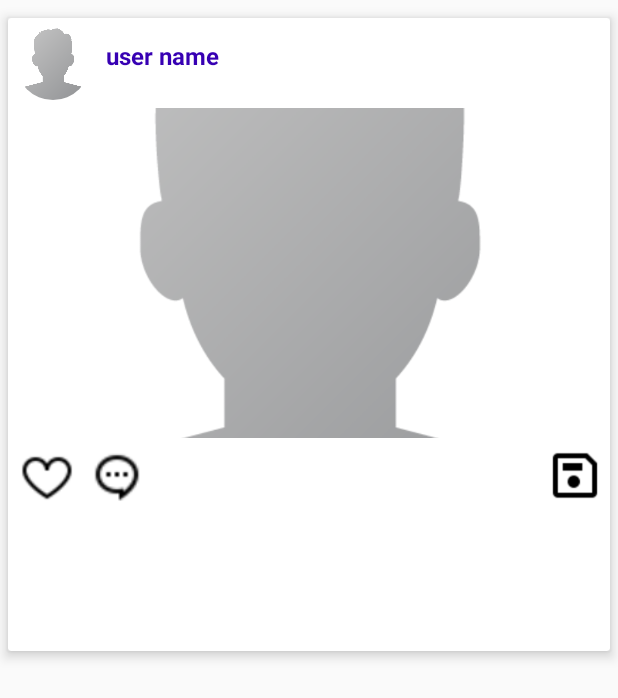
After one commit to vpscnoticeboard/Notice-Board, an Android app: the layout posts_layout.xml on its own in the app's theme, with its tools: preview values and no code run, on a phone screen of 412 x 824 dp. The commit adds this screen. Shown: the top 698 px of the screen. Run offline under Robolectric (Android 15) with nearby library versions, the phone set to English and light mode, and no system bars.

Commit message:
notice board 15.s

```diff
--- a/app/src/main/java/com/example/projrctlogin/AddPostActivity.kt
+++ b/app/src/main/java/com/example/projrctlogin/AddPostActivity.kt
@@ -47,7 +47,7 @@ class AddPostActivity : AppCompatActivity() {
         }
 
         CropImage.activity()
-            .setAspectRatio(2,1)
+            .setAspectRatio(5,5)
             .start(this@AddPostActivity)
 
     }
@@ -69,7 +69,7 @@ class AddPostActivity : AppCompatActivity() {
         {
 
             imageuri ==null -> Toast.makeText(this,"Please select image first",Toast.LENGTH_LONG).show()
-            TextUtils.isEmpty(discription_post.text.toString()) -> Toast.makeText(this,"Discripton Is Empty",Toast.LENGTH_LONG).show()
+            //TextUtils.isEmpty(discription_post.text.toString()) -> Toast.makeText(this,"Discripton Is Empty",Toast.LENGTH_LONG).show()
 
 
             else ->{
--- /dev/null
+++ b/app/src/main/res/layout/posts_layout.xml
@@ -0,0 +1,143 @@
+<?xml version="1.0" encoding="utf-8"?>
+<androidx.cardview.widget.CardView xmlns:android="http://schemas.android.com/apk/res/android"
+    xmlns:app="http://schemas.android.com/apk/res-auto"
+    android:orientation="vertical"
+    android:layout_width="match_parent"
+    android:layout_height="wrap_content"
+    android:layout_marginTop="12dp"
+    android:layout_marginLeft="5dp"
+    android:layout_marginRight="5dp"
+    app:cardElevation="5dp">
+
+
+    <LinearLayout
+        android:layout_width="match_parent"
+        android:layout_height="wrap_content"
+        android:orientation="vertical">
+
+
+        <LinearLayout
+            android:id="@+id/linear1"
+            android:layout_width="match_parent"
+            android:layout_height="wrap_content"
+            android:orientation="horizontal">
+
+            <de.hdodenhof.circleimageview.CircleImageView
+                android:id="@+id/user_profile_image_post"
+                android:layout_width="60dp"
+                android:layout_height="60dp"
+                android:src="@drawable/profile"
+                android:padding="5dp"/>
+
+            <TextView
+                android:id="@+id/user_name_post"
+                android:layout_width="wrap_content"
+                android:layout_height="wrap_content"
+                android:text="user name"
+                android:textSize="16sp"
+                android:textStyle="bold"
+                android:layout_marginLeft="5dp"
+                android:layout_marginTop="14dp"
+                android:textColor="@color/colorPrimaryDark"
+                />
+
+        </LinearLayout>
+
+
+
+        <ImageView
+            android:id="@+id/post_image_home"
+            android:layout_width="match_parent"
+            android:layout_height="220dp"
+            android:src="@drawable/profile"
+            android:scaleType="centerCrop"
+            />
+
+
+
+
+        <RelativeLayout
+            android:layout_width="match_parent"
+            android:layout_height="wrap_content"
+            android:layout_marginStart="5dp"
+            android:layout_marginTop="5dp">
+
+            <ImageView
+                android:id="@+id/post_image_like_btn"
+                android:layout_width="41dp"
+                android:layout_height="40dp"
+                android:src="@drawable/heart_not_clicked"
+                />
+
+            <ImageView
+                android:id="@+id/post_image_comment_btn"
+                android:layout_width="40dp"
+                android:layout_height="34dp"
+                android:src="@drawable/comment"
+                android:layout_toEndOf="@+id/post_image_like_btn"
+                android:layout_marginTop="3dp"
+                android:layout_marginStart="6dp"
+                />
+
+            <ImageView
+                android:id="@+id/post_save_comment_btn"
+                android:layout_width="40dp"
+                android:layout_height="39dp"
+                android:src="@drawable/save_unfilled_large_icon"
+                android:layout_alignParentEnd="true"
+                android:layout_marginTop="0dp"
+                android:layout_marginRight="3dp"
+                />
+
+        </RelativeLayout>
+
+
+
+        <TextView
+            android:id="@+id/likes"
+            android:layout_width="wrap_content"
+            android:layout_height="wrap_content"
+            android:layout_marginStart="10dp"
+            android:textStyle="bold"
+            android:textSize="15dp"
+            android:textColor="@color/colorPrimaryDark"
+            />
+
+        <TextView
+            android:id="@+id/publisher"
+            android:layout_width="wrap_content"
+            android:layout_height="wrap_content"
+            android:layout_marginStart="10dp"
+            android:textStyle="bold"
+            android:textSize="15dp"
+            android:textColor="@color/colorPrimaryDark"
+            />
+
+        <TextView
+            android:id="@+id/description"
+            android:layout_width="wrap_content"
+            android:layout_height="wrap_content"
+            android:layout_marginStart="10dp"
+            android:textSize="15dp"
+            android:textColor="@color/colorPrimary"
+            />
+
+        <TextView
+            android:id="@+id/comments"
+            android:layout_width="wrap_content"
+            android:layout_height="wrap_content"
+            android:layout_marginStart="10dp"
+            android:layout_marginTop="5dp"
+            android:textSize="16dp"
+            android:layout_marginBottom="5dp"
+            android:text=""
+            android:textColor="@color/colorPrimary"
+            />
+
+
+
+    </LinearLayout>
+
+
+
+</androidx.cardview.widget.CardView>
```
Also changed, not shown: app/src/main/java/com/example/projrctlogin/Adpater/PostAdpater.kt (added, +183 -0 lines), app/src/main/java/com/example/projrctlogin/Fragrments/HomeFragment.kt (+52 -32 lines), app/src/main/java/com/example/projrctlogin/Model/Post.kt (added, +64 -0 lines).
